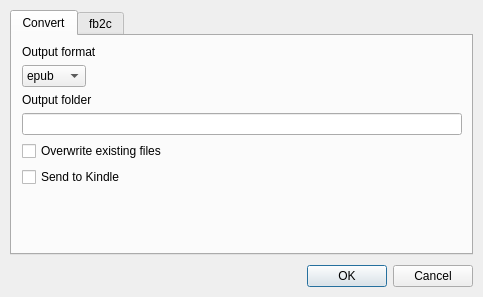
Before: the Qt Designer form src/designer/convertdialog.ui in dnkorpushov/libro2, drawn with Qt 5.
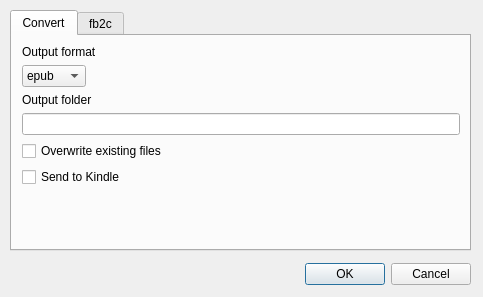
After: the same form once the commit is applied. The open tabs and pages were chosen to show the change.

```diff
--- a/src/designer/convertdialog.ui
+++ b/src/designer/convertdialog.ui
@@ -15,7 +15,7 @@
   </property>
   <layout class="QVBoxLayout" name="verticalLayout_2">
    <property name="spacing">
-    <number>10</number>
+    <number>12</number>
    </property>
    <property name="leftMargin">
     <number>10</number>
@@ -24,10 +24,10 @@
     <number>10</number>
    </property>
    <property name="rightMargin">
-    <number>10</number>
+    <number>12</number>
    </property>
    <property name="bottomMargin">
-    <number>10</number>
+    <number>12</number>
    </property>
    <item>
     <widget class="QTabWidget" name="tabWidget">
```
Left out of the diff: 2 changed lines with no effect on the pictures.
